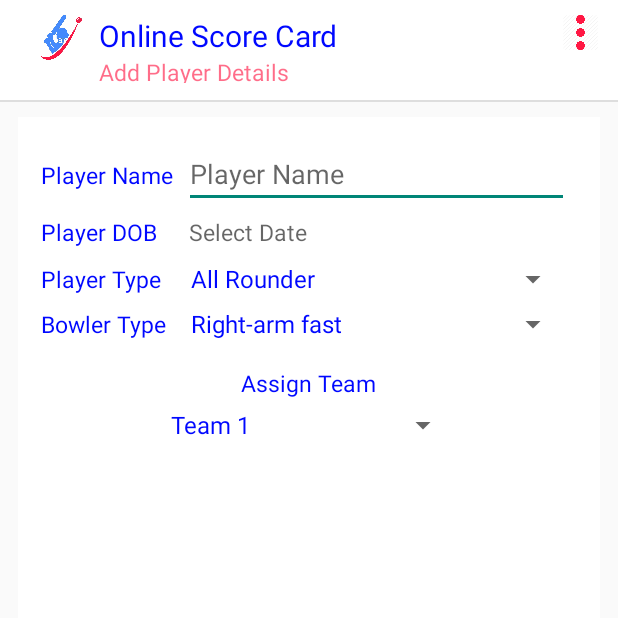
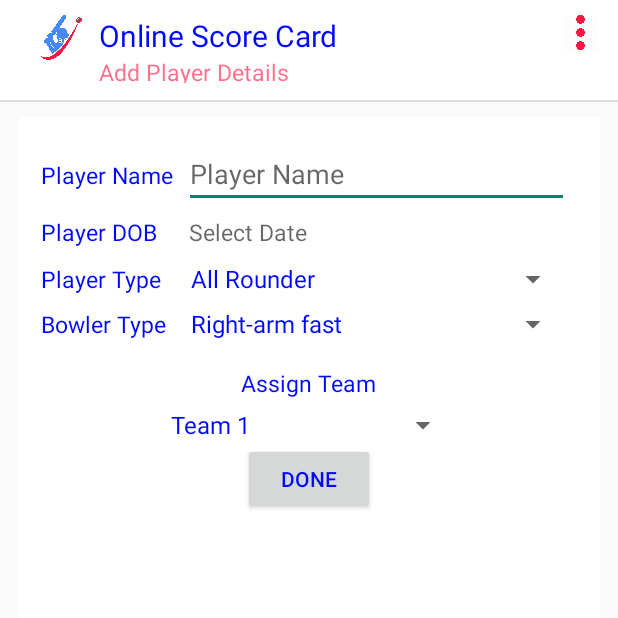
Before and after one commit to SMAliFarazBukhari/OnlineCrickerScore, an Android app: the screen it shows after launch (AddPlayerDetail), on a phone screen of 412 x 824 dp, the top half of it. Run offline under Robolectric (Android 15) with nearby library versions, the phone set to English and light mode, and no system bars.

```diff
--- a/app/src/main/res/layout/activity_add_player_detail.xml
+++ b/app/src/main/res/layout/activity_add_player_detail.xml
@@ -241,6 +241,13 @@
                 android:layout_below="@id/AssignTeamTv"
                 android:layout_centerInParent="true"
                 />
+            <Button
+                android:layout_width="wrap_content"
+                android:layout_height="wrap_content"
+                android:layout_below="@id/AssignTeamSpinner"
+                android:layout_centerInParent="true"
+                android:text="Done"
+                />
 
 
 
```
